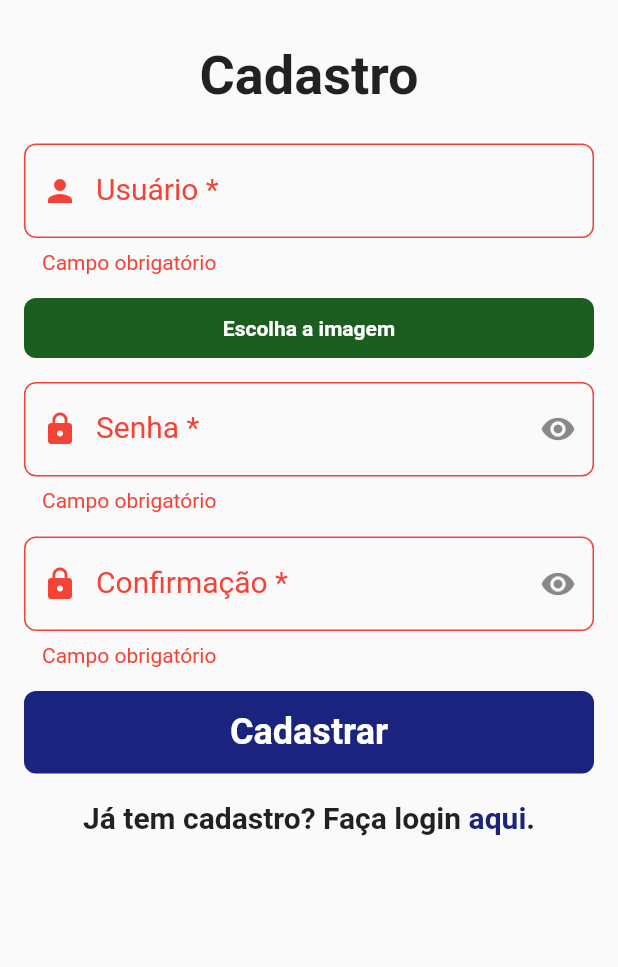
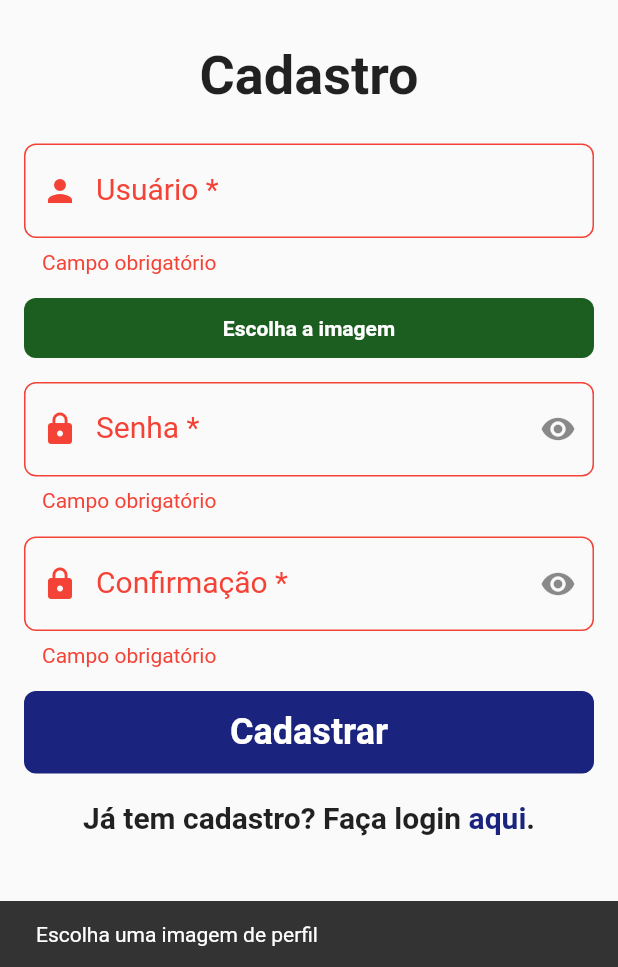
Before and after one commit to thdev-matheus/mobile-contactapp-flutter, a Flutter app: the RegisterPage screen opened by its route, after a tap on "Cadastrar", on a phone screen of 412 x 824 dp, the part 269-1236 px from its top. Run offline on Flutter 3.47's test engine with Material 2 defaults, Android fonts, the phone set to English and light mode, and no system bars; our stand-ins replace dio, flutter_dotenv, font_awesome_flutter, gallery_saver, image_cropper, image_picker; accounts and stored records are empty.

Commit message:
feat: register page and functions

```diff
--- a/lib/api/contact_app_api.dart
+++ b/lib/api/contact_app_api.dart
@@ -9,7 +9,7 @@ class ContactAppAPI {
 
   ContactAppAPI() {
     _dio.options.baseUrl = dotenv.get('CONTACT_APP_BASE_URL');
-    _dio.options.headers['Content-Type'] = 'applicatioon/json';
+    _dio.options.headers['Content-Type'] = 'application/json';
 
     _dio.interceptors.add(ContactAppAPIInterceptor());
   }
--- a/lib/api/contact_app_interceptor.dart
+++ b/lib/api/contact_app_interceptor.dart
@@ -24,6 +24,7 @@ class ContactAppAPIInterceptor extends Interceptor {
   Future onError(DioException err, ErrorInterceptorHandler handler) async {
     debugPrint(
         'ERROR[${err.response?.statusCode}] => PATH: ${err.requestOptions.path}');
+    debugPrint('msg => ${err.response}');
     super.onError(err, handler);
   }
 }
--- a/lib/blocks/src/register_form.dart
+++ b/lib/blocks/src/register_form.dart
@@ -1,13 +1,13 @@
 // ignore_for_file: use_build_context_synchronously
 
-import 'dart:io';
+import 'package:flutter/material.dart';
 
 import 'package:contact_app/styles/global_styles.dart';
-import 'package:dio/dio.dart';
-import 'package:flutter/material.dart';
-
+import 'package:contact_app/repositories/repositories.dart';
 import 'package:contact_app/components/components.dart';
 import 'package:contact_app/utils/utils.dart';
+
+import 'package:dio/dio.dart';
 import 'package:font_awesome_flutter/font_awesome_flutter.dart';
 import 'package:image_cropper/image_cropper.dart';
 import 'package:image_picker/image_picker.dart';
@@ -20,6 +20,7 @@ class RegisterForm extends StatefulWidget {
 }
 
 class _RegisterFormState extends State<RegisterForm> {
+  UserRepository userRepository = UserRepository();
   TextEditingController userNameInputController = TextEditingController();
   TextEditingController passwordInputController = TextEditingController();
   TextEditingController confirmPasswordInputController =
@@ -85,24 +86,30 @@ class _RegisterFormState extends State<RegisterForm> {
       });
     }
 
+    //verificação da imagem
+    if (pathImg == 'Escolha a imagem') {
+      onMessageAction('Escolha uma imagem de perfil');
+    }
+
     //validação geral de retorno
     if (!userNameValidation['result'] ||
         !passwordValidation['result'] ||
         !confirmPasswordValidation['result'] ||
-        confirmPasswordInputController.text != passwordInputController.text) {
+        confirmPasswordInputController.text != passwordInputController.text ||
+        pathImg == 'Escolha a imagem') {
       return;
     }
 
     try {
-      print('função de registro');
-      // await userRepository.register(
-      //   username: userNameInputController.text,
-      //   password: passwordInputController.text,
-      // );
+      await userRepository.register(
+        username: userNameInputController.text,
+        password: passwordInputController.text,
+        imagePath: pathImg,
+      );
 
-      // onMessageAction('Cadastro efetuado com sucesso');
+      onMessageAction('Cadastro efetuado com sucesso');
 
-      // navigator(context: context, to: '/login', remove: true);
+      navigator(context: context, to: '/login', remove: true);
     } on DioException catch (e) {
       if (e.response!.data['error'] ==
           'Account already exists for this username.') {
```
Also changed, not shown: lib/repositories/src/user_repository.dart (+11 -9 lines).
